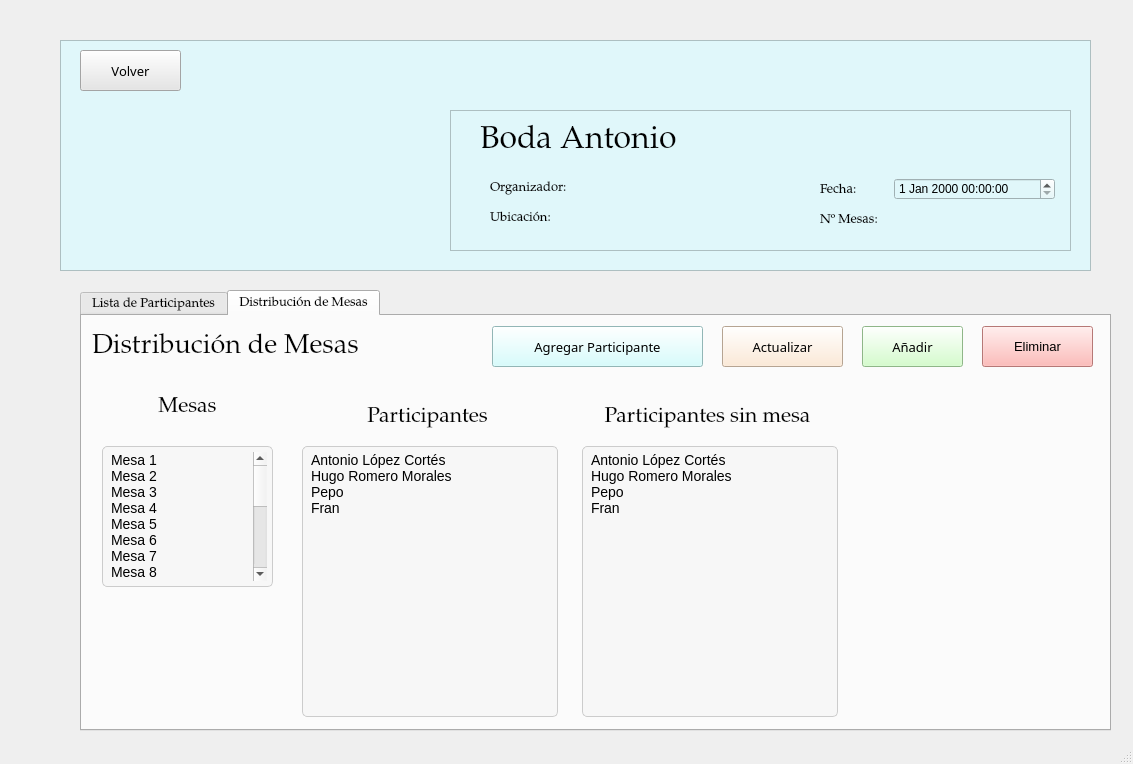
Old version of the form src/ui/GestionDeEventos.ui in the repository IvanJesusCorbalanPascual/Gestor-de-Eventos.
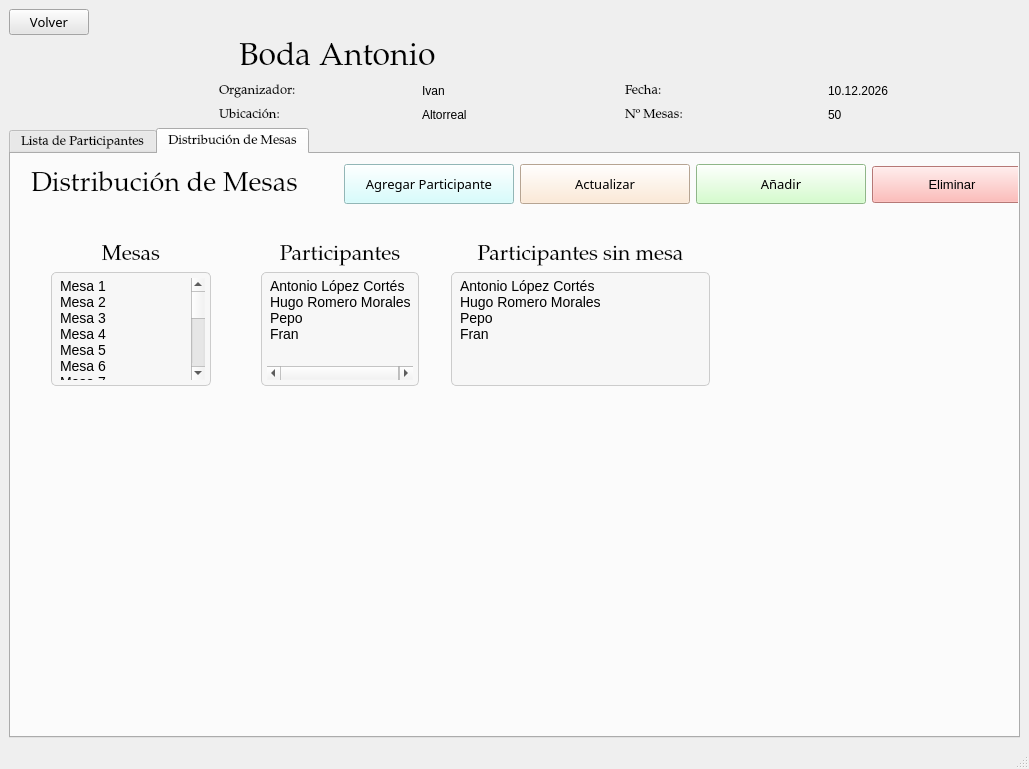
New version of the form. Icons and pictures are not drawn.

Commit message:
Diseño Vistas PyQt5
Mas layouts

What changed in the file:
```diff
--- a/src/ui/GestionDeEventos.ui
+++ b/src/ui/GestionDeEventos.ui
@@ -6,23 +6,260 @@
    <rect>
     <x>0</x>
     <y>0</y>
-    <width>1133</width>
-    <height>764</height>
+    <width>1029</width>
+    <height>769</height>
    </rect>
   </property>
   <property name="windowTitle">
    <string>MainWindow</string>
   </property>
   <widget class="QWidget" name="centralwidget">
+   <layout class="QVBoxLayout" name="verticalLayout_2" stretch="1,7">
+    <item>
+     <layout class="QVBoxLayout" name="verticalLayout_5" stretch="0,0">
+      <item>
+       <layout class="QHBoxLayout" name="horizontalLayout_6">
+        <item>
+         <widget class="QPushButton" name="btnVolver">
+          <property name="font">
+           <font>
+            <family>Noto Serif Armenian</family>
+            <pointsize>10</pointsize>
+            <italic>false</italic>
+           </font>
+          </property>
+          <property name="styleSheet">
+           <string notr="true">QWidget {
+    background-color: rgb(230,230, 230);
+}</string>
+          </property>
+          <property name="text">
+           <string>Volver</string>
+          </property>
+         </widget>
+        </item>
+        <item>
+         <spacer name="horizontalSpacer_2">
+          <property name="orientation">
+           <enum>Qt::Horizontal</enum>
+          </property>
+          <property name="sizeHint" stdset="0">
+           <size>
+            <width>40</width>
+            <height>20</height>
+           </size>
+          </property>
+         </spacer>
+        </item>
+       </layout>
+      </item>
+      <item>
+       <layout class="QHBoxLayout" name="horizontalLayout_5" stretch="1,3">
+        <property name="spacing">
+         <number>10</number>
+        </property>
+        <item>
+         <widget class="QLabel" name="lblImagen">
+          <property name="enabled">
+           <bool>true</bool>
+          </property>
+          <property name="sizePolicy">
+           <sizepolicy hsizetype="Minimum" vsizetype="Fixed">
+            <horstretch>0</horstretch>
+            <verstretch>0</verstretch>
+           </sizepolicy>
+          </property>
+          <property name="maximumSize">
+           <size>
+            <width>200</width>
+            <height>200</height>
+           </size>
+          </property>
+          <property name="sizeIncrement">
+           <size>
+            <width>0</width>
+            <height>0</height>
+           </size>
+          </property>
+          <property name="layoutDirection">
+           <enum>Qt::LeftToRight</enum>
+          </property>
+          <property name="autoFillBackground">
+           <bool>false</bool>
+          </property>
+          <property name="styleSheet">
+           <string notr="true">QLabel {
+}
+</string>
+          </property>
+          <property name="text">
+           <string/>
+          </property>
+          <property name="pixmap">
+           <pixmap resource="../Imagenes/imagenes.qrc">:/icons/logoGT.png</pixmap>
+          </property>
+          <property name="scaledContents">
+           <bool>true</bool>
+          </property>
+          <property name="wordWrap">
+           <bool>false</bool>
+          </property>
+          <property name="indent">
+           <number>-2</number>
+          </property>
+         </widget>
+        </item>
+        <item>
+         <layout class="QVBoxLayout" name="verticalLayout_3" stretch="3,1,1">
+          <item>
+           <layout class="QHBoxLayout" name="horizontalLayout_7">
+            <item>
+             <spacer name="horizontalSpacer_3">
+              <property name="orientation">
+               <enum>Qt::Horizontal</enum>
+              </property>
+              <property name="sizeType">
+               <enum>QSizePolicy::Fixed</enum>
+              </property>
+              <property name="sizeHint" stdset="0">
+               <size>
+                <width>20</width>
+                <height>20</height>
+               </size>
+              </property>
+             </spacer>
+            </item>
+            <item>
+             <widget class="QLabel" name="lblTituloEvento">
+              <property name="font">
+               <font>
+                <family>Palatino Linotype</family>
+                <pointsize>24</pointsize>
+               </font>
+              </property>
+              <property name="text">
+               <string>Boda Antonio</string>
+              </property>
+             </widget>
+            </item>
+           </layout>
+          </item>
+          <item>
+           <layout class="QHBoxLayout" name="horizontalLayout_4" stretch="0,0">
+            <item>
+             <layout class="QHBoxLayout" name="horizontalLayout_9" stretch="0,0">
+              <item>
+               <widget class="QLabel" name="label_5">
+                <property name="font">
+                 <font>
+                  <family>Palatino Linotype</family>
+                  <pointsize>10</pointsize>
+                 </font>
+                </property>
+                <property name="text">
+                 <string>Organizador:</string>
+                </property>
+               </widget>
+              </item>
+              <item>
+               <widget class="QLabel" name="lblOrganizador">
+                <property name="text">
+                 <string>Ivan</string>
+                </property>
+               </widget>
+              </item>
+             </layout>
+            </item>
+            <item>
+             <layout class="QHBoxLayout" name="horizontalLayout_10">
+              <item>
+               <widget class="QLabel" name="label_2">
+                <property name="font">
+                 <font>
+                  <family>Palatino Linotype</family>
+                  <pointsize>10</pointsize>
+                 </font>
+                </property>
+                <property name="text">
+                 <string>Fecha:</string>
+                </property>
+               </widget>
+              </item>
+              <item>
+               <widget class="QLabel" name="lblFecha">
+                <property name="text">
+                 <string>10.12.2026</string>
+                </property>
+               </widget>
+              </item>
+             </layout>
+            </item>
+           </layout>
+          </item>
+          <item>
+           <layout class="QVBoxLayout" name="verticalLayout_6">
+            <item>
+             <layout class="QHBoxLayout" name="horizontalLayout_8" stretch="0,0">
+              <item>
+               <layout class="QHBoxLayout" name="horizontalLayout_11">
+                <item>
+                 <widget class="QLabel" name="label">
+                  <property name="font">
+                   <font>
+                    <family>Palatino Linotype</family>
+                    <pointsize>10</pointsize>
+                   </font>
+                  </property>
+                  <property name="text">
+                   <string>Ubicación:</string>
+                  </property>
+                 </widget>
+                </item>
+                <item>
+                 <widget class="QLabel" name="lblUbicacion">
+                  <property name="text">
+                   <string>Altorreal</string>
+                  </property>
+                 </widget>
+                </item>
+               </layout>
+              </item>
+              <item>
+               <layout class="QHBoxLayout" name="horizontalLayout_12">
+                <item>
+                 <widget class="QLabel" name="label_3">
+                  <property name="font">
+                   <font>
+                    <family>Palatino Linotype</family>
+                    <pointsize>10</pointsize>
+                   </font>
+                  </property>
+                  <property name="text">
+                   <string>Nº Mesas:</string>
+                  </property>
+                 </widget>
+                </item>
+                <item>
+                 <widget class="QLabel" name="lblMesas">
+                  <property name="text">
+                   <string>50</string>
+                  </property>
+                 </widget>
+                </item>
+               </layout>
+              </item>
+             </layout>
+            </item>
+           </layout>
+          </item>
+         </layout>
+        </item>
+       </layout>
+      </item>
+     </layout>
+    </item>
+    <item>
    <widget class="QTabWidget" name="tabWidget">
-    <property name="geometry">
-     <rect>
-      <x>80</x>
-      <y>290</y>
-      <width>1031</width>
-      <height>441</height>
-     </rect>
-    </property>
     <property name="font">
      <font>
       <family>Palatino Linotype</family>
@@ -209,15 +446,47 @@
      <attribute name="title">
       <string>Distribución de Mesas</string>
      </attribute>
+       <widget class="QWidget" name="horizontalLayoutWidget_11">
+        <property name="geometry">
+         <rect>
+          <x>20</x>
+          <y>0</y>
+          <width>1011</width>
+          <height>61</height>
+         </rect>
+        </property>
+        <layout class="QHBoxLayout" name="horizontalLayout_13">
+         <item>
+          <widget class="QLabel" name="lblDistribucionDeMesas">
+           <property name="font">
+            <font>
+             <family>Palatino Linotype</family>
+             <pointsize>20</pointsize>
+            </font>
+           </property>
+           <property name="text">
+            <string>Distribución de Mesas</string>
+           </property>
+          </widget>
+         </item>
+         <item>
+          <spacer name="horizontalSpacer_4">
+           <property name="orientation">
+            <enum>Qt::Horizontal</enum>
+           </property>
+           <property name="sizeType">
+            <enum>QSizePolicy::Fixed</enum>
+           </property>
+           <property name="sizeHint" stdset="0">
+            <size>
+             <width>40</width>
+             <height>20</height>
+            </size>
+           </property>
+          </spacer>
+         </item>
+         <item>
      <widget class="QPushButton" name="btnAgregarParticipante">
-      <property name="geometry">
-       <rect>
-        <x>410</x>
-        <y>10</y>
-        <width>211</width>
-        <height>41</height>
-       </rect>
-      </property>
       <property name="font">
        <font>
         <family>Noto Serif Armenian</family>
@@ -228,21 +497,16 @@
       <property name="styleSheet">
        <string notr="true">QWidget {
     background-color: rgb(204, 255, 255); /* Un azul cian o turquesa muy pálido */
+	padding:10px;
 }</string>
       </property>
       <property name="text">
        <string>Agregar Participante</string>
       </property>
      </widget>
+         </item>
+         <item>
      <widget class="QPushButton" name="btnActualizarMesa">
-      <property name="geometry">
-       <rect>
-        <x>640</x>
-        <y>10</y>
-        <width>121</width>
-        <height>41</height>
-       </rect>
-      </property>
       <property name="font">
        <font>
         <family>Noto Serif Armenian</family>
@@ -253,21 +517,36 @@
       <property name="styleSheet">
        <string notr="true">QWidget {
     background-color: rgb(255, 230, 204); /* Un naranja muy pálido o melocotón claro */
+	padding:10px;
 }</string>
       </property>
       <property name="text">
        <string>Actualizar</string>
       </property>
      </widget>
+         </item>
+         <item>
+          <widget class="QPushButton" name="btnAnyadirMesa">
+           <property name="font">
+            <font>
+             <family>Noto Serif Armenian</family>
+             <pointsize>10</pointsize>
+             <italic>false</italic>
+            </font>
+           </property>
+           <property name="styleSheet">
+            <string notr="true">QWidget {
+    background-color: rgb(200, 255, 190); /* Un verde muy pálido, casi menta */
+	padding:10px;
+}</string>
+           </property>
+           <property name="text">
+            <string>Añadir</string>
+           </property>
+          </widget>
+         </item>
+         <item>
      <widget class="QPushButton" name="btnEliminarMesa">
-      <property name="geometry">
-       <rect>
-        <x>900</x>
-        <y>10</y>
-        <width>111</width>
-        <height>41</height>
-       </rect>
-      </property>
       <property name="font">
        <font>
         <family>MS Shell Dlg 2</family>
@@ -278,65 +557,45 @@
       <property name="styleSheet">
        <string notr="true">QWidget {
     background-color: rgb(255, 168, 165); /* Un rojo pastel o rosa muy claro */
+	padding:10px;
+	margin-right: 10px;
 }</string>
       </property>
       <property name="text">
        <string>Eliminar</string>
       </property>
      </widget>
-     <widget class="QPushButton" name="btnAnyadirMesa">
-      <property name="geometry">
-       <rect>
-        <x>780</x>
-        <y>10</y>
-        <width>101</width>
-        <height>41</height>
-       </rect>
-      </property>
-      <property name="font">
-       <font>
-        <family>Noto Serif Armenian</family>
-        <pointsize>10</pointsize>
-        <italic>false</italic>
-       </font>
-      </property>
-      <property name="styleSheet">
-       <string notr="true">QWidget {
-    background-color: rgb(200, 255, 190); /* Un verde muy pálido, casi menta */
-}</string>
-      </property>
-      <property name="text">
-       <string>Añadir</string>
-      </property>
-     </widget>
-     <widget class="QLabel" name="lblDistribucionDeMesas">
+         </item>
+        </layout>
+       </widget>
+       <widget class="QWidget" name="verticalLayoutWidget">
       <property name="geometry">
        <rect>
-        <x>10</x>
-        <y>10</y>
-        <width>391</width>
-        <height>41</height>
-       </rect>
-      </property>
+          <x>40</x>
+          <y>90</y>
+          <width>160</width>
+          <height>142</height>
+         </rect>
+        </property>
+        <layout class="QVBoxLayout" name="verticalLayout_4">
+         <item>
+          <widget class="QLabel" name="lblDistribucionDeMesas_2">
       <property name="font">
        <font>
         <family>Palatino Linotype</family>
-        <pointsize>20</pointsize>
+             <pointsize>16</pointsize>
        </font>
       </property>
       <property name="text">
-       <string>Distribución de Mesas</string>
-      </property>
-     </widget>
-     <widget class="QListWidget" name="listWidget">
-      <property name="geometry">
-       <rect>
-        <x>20</x>
-        <y>130</y>
-        <width>171</width>
-        <height>141</height>
-       </rect>
-      </property>
+            <string>Mesas</string>
+           </property>
+           <property name="alignment">
+            <set>Qt::AlignCenter</set>
+           </property>
+          </widget>
+         </item>
+         <item>
+          <widget class="QListWidget" name="listWidgetMesas">
       <property name="layoutDirection">
        <enum>Qt::LeftToRight</enum>
       </property>
@@ -483,187 +742,21 @@
        </property>
       </item>
      </widget>
-     <widget class="QListWidget" name="listWidget_2">
-      <property name="geometry">
-       <rect>
-        <x>220</x>
-        <y>130</y>
-        <width>256</width>
-        <height>271</height>
-       </rect>
-      </property>
-      <property name="acceptDrops">
-       <bool>false</bool>
-      </property>
-      <property name="styleSheet">
-       <string notr="true">/* ========================================= */
-/* ESTILO GENERAL DE LAS LISTAS (QListWidget) */
-/* ========================================= */
-QListWidget {
-    background: #f7f7f7;
-    border: 1px solid #cccccc;
-    border-radius: 5px;
-    font-size: 14px;
-    padding: 5px;
-    /* Opción 1: Alinear el contenido general de la vista (a veces necesario) */
-    qproperty-alignment: AlignCenter; 
-}
-
-/* ----------------------------------------- */
-/* 2. LISTA DETALLE (PARTICIPANTES) */
-/* ----------------------------------------- */
-QListWidget#listWidget_Participantes::item { /* Reemplaza si es necesario */
-    /* Opción 2: Alinear el texto dentro del ítem */
-    text-align: center;
-}
-
-QListWidget#listWidget_Participantes::item:hover {
-    background: #f0f0f0; 
-}
-
-QListWidget#listWidget_Participantes::item:selected {
-    background: #b2dfdb;
-    color: black;
-}</string>
-      </property>
-      <item>
-       <property name="text">
-        <string>Antonio López Cortés</string>
-       </property>
-      </item>
-      <item>
-       <property name="text">
-        <string>Hugo Romero Morales</string>
-       </property>
-      </item>
-      <item>
-       <property name="text">
-        <string>Pepo</string>
-       </property>
-      </item>
-      <item>
-       <property name="text">
-        <string>Fran</string>
-       </property>
-      </item>
-     </widget>
-     <widget class="QListWidget" name="listWidget_3">
+         </item>
+        </layout>
+       </widget>
+       <widget class="QWidget" name="verticalLayoutWidget_3">
       <property name="geometry">
        <rect>
-        <x>500</x>
-        <y>130</y>
-        <width>256</width>
-        <height>271</height>
-       </rect>
-      </property>
-      <property name="acceptDrops">
-       <bool>false</bool>
-      </property>
-      <property name="styleSheet">
-       <string notr="true">/* ========================================= */
-/* ESTILO GENERAL DE LAS LISTAS (QListWidget) */
-/* ========================================= */
-QListWidget {
-    background: #f7f7f7;
-    border: 1px solid #cccccc;
-    border-radius: 5px;
-    font-size: 14px;
-    padding: 5px;
-    /* Opción 1: Alinear el contenido general de la vista (a veces necesario) */
-    qproperty-alignment: AlignCenter; 
-}
-
-/* ----------------------------------------- */
-/* 2. LISTA DETALLE (PARTICIPANTES) */
-/* ----------------------------------------- */
-QListWidget#listWidget_Participantes::item { /* Reemplaza si es necesario */
-    /* Opción 2: Alinear el texto dentro del ítem */
-    text-align: center;
-}
-
-QListWidget#listWidget_Participantes::item:hover {
-    background: #f0f0f0; 
-}
-
-QListWidget#listWidget_Participantes::item:selected {
-    background: #b2dfdb;
-    color: black;
-}</string>
-      </property>
+          <x>440</x>
+          <y>90</y>
+          <width>259</width>
+          <height>142</height>
+         </rect>
+        </property>
+        <layout class="QVBoxLayout" name="verticalLayout_10">
       <item>
-       <property name="text">
-        <string>Antonio López Cortés</string>
-       </property>
-      </item>
-      <item>
-       <property name="text">
-        <string>Hugo Romero Morales</string>
-       </property>
-      </item>
-      <item>
-       <property name="text">
-        <string>Pepo</string>
-       </property>
-      </item>
-      <item>
-       <property name="text">
-        <string>Fran</string>
-       </property>
-      </item>
-     </widget>
-     <widget class="QLabel" name="lblDistribucionDeMesas_2">
-      <property name="geometry">
-       <rect>
-        <x>40</x>
-        <y>70</y>
-        <width>131</width>
-        <height>41</height>
-       </rect>
-      </property>
-      <property name="font">
-       <font>
-        <family>Palatino Linotype</family>
-        <pointsize>16</pointsize>
-       </font>
-      </property>
-      <property name="text">
-       <string>Mesas</string>
-      </property>
-      <property name="alignment">
-       <set>Qt::AlignCenter</set>
-      </property>
-     </widget>
-     <widget class="QLabel" name="lblDistribucionDeMesas_3">
-      <property name="geometry">
-       <rect>
-        <x>250</x>
-        <y>80</y>
-        <width>191</width>
-        <height>41</height>
-       </rect>
-      </property>
-      <property name="font">
-       <font>
-        <family>Palatino Linotype</family>
-        <pointsize>16</pointsize>
-       </font>
-      </property>
-      <property name="text">
-       <string>Participantes</string>
-      </property>
-      <property name="alignment">
-       <set>Qt::AlignCenter</set>
-      </property>
-     </widget>
      <widget class="QLabel" name="lblDistribucionDeMesas_4">
-      <property name="geometry">
-       <rect>
-        <x>490</x>
-        <y>80</y>
-        <width>271</width>
-        <height>41</height>
-       </rect>
-      </property>
       <property name="font">
        <font>
         <family>Palatino Linotype</family>
@@ -677,194 +770,156 @@
        <set>Qt::AlignCenter</set>
       </property>
      </widget>
-    </widget>
-   </widget>
-   <widget class="QFrame" name="Frame1">
-    <property name="geometry">
-     <rect>
-      <x>60</x>
-      <y>40</y>
-      <width>1031</width>
-      <height>231</height>
-     </rect>
+         </item>
+         <item>
+          <widget class="QListWidget" name="listWidgetParticipantesSinMesas">
+           <property name="acceptDrops">
+            <bool>false</bool>
     </property>
     <property name="styleSheet">
-     <string notr="true">QWidget {
-    background-color: rgb(224, 247, 250); /* Equivalente RGB de #e0f7fa */
+            <string notr="true">
+/* ESTILO GENERAL DE LAS LISTAS (QListWidget) */
+QListWidget {
+    background: #f7f7f7;
+    border: 1px solid #cccccc;
+    border-radius: 5px;
+    font-size: 14px;
+    padding: 5px;
+    /* Opción 1: Alinear el contenido general de la vista (a veces necesario) */
+    qproperty-alignment: AlignCenter; 
+}
+
+/* ----------------------------------------- */
+/* 2. LISTA DETALLE (PARTICIPANTES) */
+/* ----------------------------------------- */
+QListWidget#listWidget_Participantes::item { /* Reemplaza si es necesario */
+    /* Opción 2: Alinear el texto dentro del ítem */
+    text-align: center;
+}
+
+QListWidget#listWidget_Participantes::item:hover {
+    background: #f0f0f0; 
+}
+
+QListWidget#listWidget_Participantes::item:selected {
+    background: #b2dfdb;
+    color: black;
 }</string>
     </property>
-    <property name="frameShape">
-     <enum>QFrame::StyledPanel</enum>
-    </property>
-    <property name="frameShadow">
-     <enum>QFrame::Raised</enum>
-    </property>
-    <widget class="QLabel" name="lblImagen">
-     <property name="geometry">
-      <rect>
-       <x>20</x>
-       <y>60</y>
-       <width>321</width>
-       <height>161</height>
-      </rect>
-     </property>
+           <item>
+            <property name="text">
+             <string>Antonio López Cortés</string>
+            </property>
+           </item>
+           <item>
+            <property name="text">
+             <string>Hugo Romero Morales</string>
+            </property>
+           </item>
+           <item>
+            <property name="text">
+             <string>Pepo</string>
+            </property>
+           </item>
+           <item>
      <property name="text">
-      <string/>
-     </property>
-     <property name="pixmap">
-      <pixmap resource="../Imagenes/imagenes.qrc">:/images/boda.jpg</pixmap>
-     </property>
-     <property name="scaledContents">
-      <bool>true</bool>
-     </property>
-    </widget>
-    <widget class="QFrame" name="frameDatosEvento">
+             <string>Fran</string>
+            </property>
+           </item>
+          </widget>
+         </item>
+        </layout>
+       </widget>
+       <widget class="QWidget" name="verticalLayoutWidget_2">
      <property name="geometry">
       <rect>
-       <x>390</x>
-       <y>70</y>
-       <width>621</width>
-       <height>141</height>
-      </rect>
-     </property>
-     <property name="frameShape">
-      <enum>QFrame::StyledPanel</enum>
-     </property>
-     <property name="frameShadow">
-      <enum>QFrame::Raised</enum>
-     </property>
-     <widget class="QLabel" name="lblOrganizador">
-      <property name="geometry">
-       <rect>
-        <x>40</x>
-        <y>70</y>
-        <width>141</width>
-        <height>16</height>
-       </rect>
-      </property>
+          <x>250</x>
+          <y>90</y>
+          <width>158</width>
+          <height>142</height>
+         </rect>
+        </property>
+        <layout class="QVBoxLayout" name="verticalLayout_9">
+         <item>
+          <widget class="QLabel" name="lblDistribucionDeMesas_3">
       <property name="font">
        <font>
         <family>Palatino Linotype</family>
-        <pointsize>10</pointsize>
+             <pointsize>16</pointsize>
        </font>
       </property>
       <property name="text">
-       <string>Organizador:</string>
-      </property>
-     </widget>
-     <widget class="QLabel" name="lblUbicacion">
-      <property name="geometry">
-       <rect>
-        <x>40</x>
-        <y>100</y>
-        <width>111</width>
-        <height>16</height>
-       </rect>
-      </property>
-      <property name="font">
-       <font>
-        <family>Palatino Linotype</family>
-        <pointsize>10</pointsize>
-       </font>
-      </property>
+            <string>Participantes</string>
+           </property>
+           <property name="alignment">
+            <set>Qt::AlignCenter</set>
+           </property>
+          </widget>
+         </item>
+         <item>
+          <widget class="QListWidget" name="listWidgetParticipantes">
+           <property name="acceptDrops">
+            <bool>false</bool>
+           </property>
+           <property name="styleSheet">
+            <string notr="true">/* ========================================= */
+/* ESTILO GENERAL DE LAS LISTAS (QListWidget) */
+/* ========================================= */
+QListWidget {
+    background: #f7f7f7;
+    border: 1px solid #cccccc;
+    border-radius: 5px;
+    font-size: 14px;
+    padding: 5px;
+    /* Opción 1: Alinear el contenido general de la vista (a veces necesario) */
+    qproperty-alignment: AlignCenter; 
+}
+
+/* ----------------------------------------- */
+/* 2. LISTA DETALLE (PARTICIPANTES) */
+/* ----------------------------------------- */
+QListWidget#listWidget_Participantes::item { /* Reemplaza si es necesario */
+    /* Opción 2: Alinear el texto dentro del ítem */
+    text-align: center;
+}
+
+QListWidget#listWidget_Participantes::item:hover {
+    background: #f0f0f0; 
+}
+
+QListWidget#listWidget_Participantes::item:selected {
+    background: #b2dfdb;
+    color: black;
+}</string>
+           </property>
+           <item>
       <property name="text">
-       <string>Ubicación:</string>
-      </property>
-     </widget>
-     <widget class="QLabel" name="lblFecha">
-      <property name="geometry">
-       <rect>
-        <x>370</x>
-        <y>70</y>
-        <width>91</width>
-        <height>20</height>
-       </rect>
-      </property>
-      <property name="font">
-       <font>
-        <family>Palatino Linotype</family>
-        <pointsize>10</pointsize>
-       </font>
-      </property>
+             <string>Antonio López Cortés</string>
+            </property>
+           </item>
+           <item>
       <property name="text">
-       <string>Fecha:</string>
-      </property>
-     </widget>
-     <widget class="QLabel" name="lblMesas">
-      <property name="geometry">
-       <rect>
-        <x>370</x>
-        <y>100</y>
-        <width>91</width>
-        <height>20</height>
-       </rect>
-      </property>
-      <property name="font">
-       <font>
-        <family>Palatino Linotype</family>
-        <pointsize>10</pointsize>
-       </font>
-      </property>
+             <string>Hugo Romero Morales</string>
+            </property>
+           </item>
+           <item>
       <property name="text">
-       <string>Nº Mesas:</string>
-      </property>
-     </widget>
-     <widget class="QLabel" name="lblTituloEvento">
-      <property name="geometry">
-       <rect>
-        <x>30</x>
-        <y>10</y>
-        <width>291</width>
-        <height>41</height>
-       </rect>
-      </property>
-      <property name="font">
-       <font>
-        <family>Palatino Linotype</family>
-        <pointsize>24</pointsize>
-       </font>
-      </property>
+             <string>Pepo</string>
+            </property>
+           </item>
+           <item>
       <property name="text">
-       <string>Boda Antonio</string>
-      </property>
-     </widget>
-     <widget class="QDateTimeEdit" name="dateTimeEdit">
-      <property name="geometry">
-       <rect>
-        <x>444</x>
-        <y>68</y>
-        <width>161</width>
-        <height>22</height>
-       </rect>
-      </property>
-     </widget>
-    </widget>
-    <widget class="QPushButton" name="btnVolver">
-     <property name="geometry">
-      <rect>
-       <x>20</x>
-       <y>10</y>
-       <width>101</width>
-       <height>41</height>
-      </rect>
-     </property>
-     <property name="font">
-      <font>
-       <family>Noto Serif Armenian</family>
-       <pointsize>10</pointsize>
-       <italic>false</italic>
-      </font>
-     </property>
-     <property name="styleSheet">
-      <string notr="true">QWidget {
-    background-color: rgb(230,230, 230);
-}</string>
-     </property>
-     <property name="text">
-      <string>Volver</string>
-     </property>
-    </widget>
-   </widget>
+             <string>Fran</string>
+            </property>
+           </item>
+          </widget>
+         </item>
+        </layout>
+       </widget>
+      </widget>
+     </widget>
+    </item>
+   </layout>
   </widget>
   <widget class="QStatusBar" name="statusbar"/>
  </widget>
```
Left out of the diff: 242 changed lines with no effect on the pictures. Lines whose indentation alone changed are shown as unchanged.
